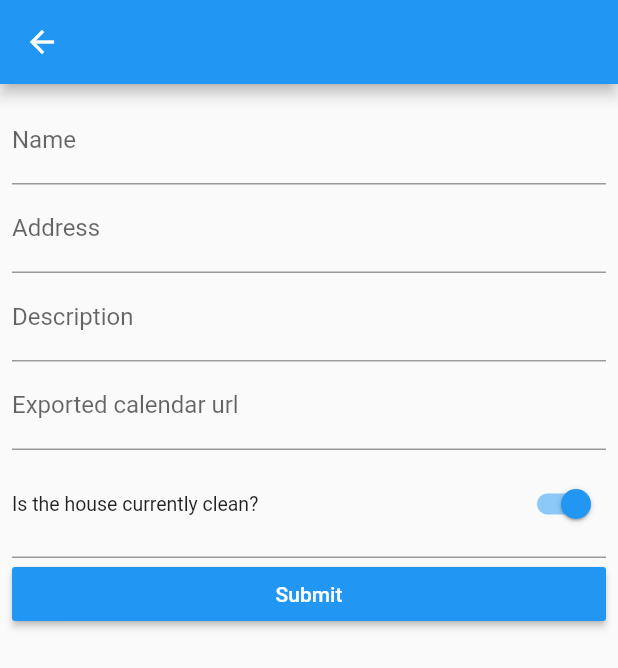
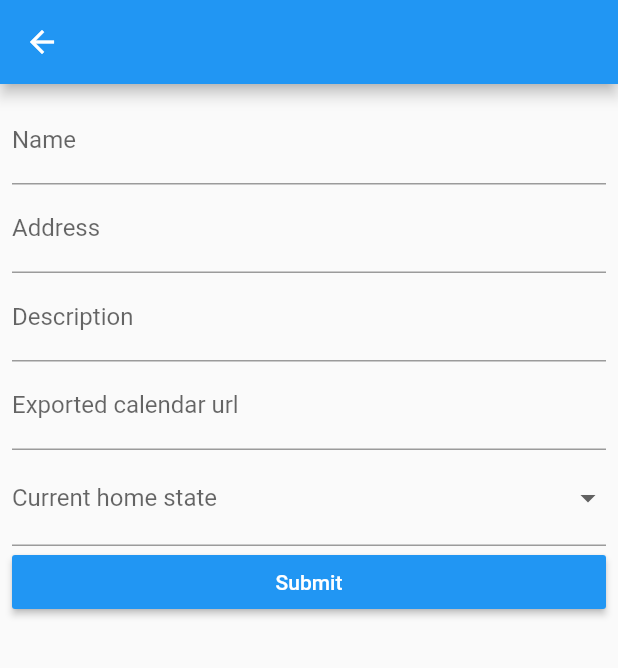
Before and after one commit to nebulants/cleanin, a Flutter app: the AddHomeForm screen opened directly, on a phone screen of 412 x 824 dp. Shown: the top 668 px of the screen. Run offline on Flutter 3.47's test engine with Material 2 defaults, Android fonts, the phone set to English and light mode, and no system bars; drawn by our look-alikes of calendar_view, flutter_form_builder; our stand-ins replace cloud_firestore, firebase_auth, firebase_core, form_builder_validators, google_sign_in, settings_ui and 2 more; missing offline and left inert: cloud_firestore_web, firebase_auth_web, firebase_core_web, firebase_database_web, flutter_facebook_auth_web, flutterfire_ui and 4 more; accounts and stored records are empty; network calls fail; statements that could not run were skipped.

Commit message:
- Adapting form to add a drop down menu for current home state - cleaningState renamed to homeState - Using enums and maps instead of ternary operator to set colors and icons depending on current home state

```diff
--- a/lib/forms/add_home_form.dart
+++ b/lib/forms/add_home_form.dart
@@ -20,7 +20,7 @@ class _AddHomeFormState extends State<AddHomeForm> {
         address: _formKey.currentState!.value["address"],
         description: _formKey.currentState!.value["description"],
         nextCheckIn: DateTime.now(),
-        cleaningState: _formKey.currentState!.value["cleaningState"],
+        homeState: _formKey.currentState!.value["homeState"],
         icalPermalink: _formKey.currentState!.value["icalPermalink"]
     );
     FirebaseFirestore.instance.collection("homes").add(home.toMap());
@@ -65,10 +65,26 @@ class _AddHomeFormState extends State<AddHomeForm> {
                     FormBuilderValidators.required(context)
                   ]),
                 ),
-                FormBuilderSwitch(
-                  title: const Text('Is the house currently clean?'),
-                  name: 'cleaningState',
-                  initialValue: true,
+                FormBuilderDropdown(
+                  name: 'homeState',
+                  decoration: const InputDecoration(labelText: 'Current home state'),
+                    validator: FormBuilderValidators.compose([
+                      FormBuilderValidators.required(context)
+                    ]),
+                  items: const [
+                    DropdownMenuItem(
+                      child: Text("clean"),
+                      value: 'clean',
+                    ),
+                    DropdownMenuItem(
+                      child: Text("dirty"),
+                      value: 'dirty',
+                    ),
+                    DropdownMenuItem(
+                      child: Text("occupied"),
+                      value: 'occupied',
+                    ),
+                  ]
                 ),
                 Row(
                   children: <Widget>[
--- a/lib/models/home.dart
+++ b/lib/models/home.dart
@@ -1,3 +1,11 @@
+
+import 'package:cleanin/screens/components/home_container.dart';
+
+enum HomeState {
+  clean,
+  dirty,
+  occupied
+}
 
 class Home
 {
@@ -5,7 +13,7 @@ class Home
   late String address;
   late String description;
   late DateTime nextCheckIn;
-  late bool cleaningState;
+  late String homeState;
   late String icalPermalink;
 
   Home({
@@ -13,7 +21,7 @@ class Home
     required this.address,
     required this.description,
     required this.nextCheckIn,
-    required this.cleaningState,
+    required this.homeState,
     required this.icalPermalink
   });
 
@@ -23,7 +31,7 @@ class Home
     address = data["address"] as String;
     description = data["description"] as String;
     nextCheckIn = data["nextCheckIn"].toDate() as DateTime;
-    cleaningState = data["cleaningState"] as bool;
+    homeState = data["homeState"] as String;
     icalPermalink = data["icalPermalink"] as String;
   }
 
@@ -33,7 +41,7 @@ class Home
       "address" : address,
       "description" : description,
       "nextCheckIn" : nextCheckIn,
-      "cleaningState" : cleaningState,
+      "homeState" : homeState,
       "icalPermalink" : icalPermalink,
     };
   }
--- a/lib/screens/home_status_screen.dart
+++ b/lib/screens/home_status_screen.dart
@@ -38,7 +38,9 @@ class _HomeStatusScreenState extends State<HomeStatusScreen> {
                   : const Center(child: CircularProgressIndicator());
             },
           ),
-          FutureBuilder(
+          Padding(
+            padding: const EdgeInsets.all(8.0),
+            child: FutureBuilder(
               future: widget.reference.get().then((value) => value.data()?.description),
               builder: (BuildContext context, AsyncSnapshot<String?> snapshot) {
                 if(snapshot.connectionState == ConnectionState.done) {
@@ -49,6 +51,7 @@ class _HomeStatusScreenState extends State<HomeStatusScreen> {
                 }
                 return const Center(child: CircularProgressIndicator());
               },
+            ),
           )
         ],
       )
--- a/pubspec.yaml
+++ b/pubspec.yaml
@@ -48,6 +48,7 @@ dependencies:
   syncfusion_flutter_calendar: ^19.4.41
   path_provider: ^2.0.8
   image: ^3.1.1
+  mutex: ^3.0.0
 
 dev_dependencies:
   flutter_test:
```
Also changed, not shown: lib/screens/calendar/event_calendar.dart (+5 -28 lines), lib/screens/components/home_container.dart (+140 -39 lines), lib/screens/dashboard_screen.dart (+17 -3 lines), lib/utils/calendar_parser.dart (+5 -7 lines), pubspec.lock, 1 other file. Lines whose indentation alone changed are shown as unchanged.
